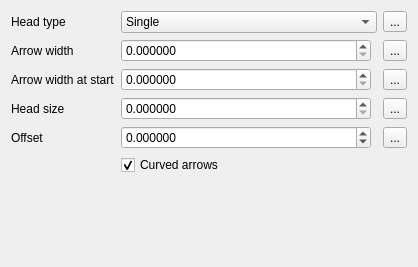
Old version of the form src/ui/symbollayer/qgsarrowsymbollayerwidgetbase.ui in the repository qgis/QGIS.
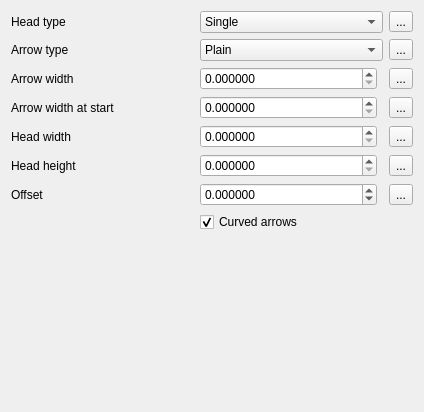
New version of the form. Custom widgets are drawn as their Qt base class.

Commit message:
Arrow symbol layer: halved arrows and head width/height
The head size can now be configured by its width and its height
Arrows can also be rendered as "half arrows"

What changed in the file:
```diff
--- a/src/ui/symbollayer/qgsarrowsymbollayerwidgetbase.ui
+++ b/src/ui/symbollayer/qgsarrowsymbollayerwidgetbase.ui
@@ -6,8 +6,8 @@
    <rect>
     <x>0</x>
     <y>0</y>
-    <width>418</width>
-    <height>267</height>
+    <width>424</width>
+    <height>412</height>
    </rect>
   </property>
   <property name="windowTitle">
@@ -16,22 +16,77 @@
   <property name="toolTip">
    <string>&lt;html&gt;&lt;head/&gt;&lt;body&gt;&lt;p&gt;Symbols clip the geometry to the current canvas extent by default. This could result in undesired renderings for this kind of symbol layer. Make sure to check the corresponding &amp;quot;Clip features to canvas extent&amp;quot; advanced option of the symbol.&lt;/p&gt;&lt;/body&gt;&lt;/html&gt;</string>
   </property>
-  <layout class="QGridLayout" name="gridLayout" columnstretch="0,1,0">
-   <item row="2" column="0">
-    <widget class="QLabel" name="label">
+  <layout class="QGridLayout" name="gridLayout">
+   <item row="0" column="0">
+    <widget class="QLabel" name="label_10">
      <property name="text">
-      <string>Arrow width at start</string>
+      <string>Head type</string>
      </property>
     </widget>
    </item>
-   <item row="2" column="2">
-    <widget class="QgsDataDefinedButton" name="mArrowStartWidthDDBtn">
+   <item row="0" column="1">
+    <widget class="QComboBox" name="mHeadTypeCombo">
+     <item>
+      <property name="text">
+       <string>Single</string>
+      </property>
+     </item>
+     <item>
+      <property name="text">
+       <string>Single, reversed</string>
+      </property>
+     </item>
+     <item>
+      <property name="text">
+       <string>Double</string>
+      </property>
+     </item>
+    </widget>
+   </item>
+   <item row="0" column="2">
+    <widget class="QgsDataDefinedButton" name="mHeadTypeDDBtn">
      <property name="text">
       <string>...</string>
      </property>
     </widget>
    </item>
    <item row="1" column="0">
+    <widget class="QLabel" name="label_3">
+     <property name="text">
+      <string>Arrow type</string>
+     </property>
+    </widget>
+   </item>
+   <item row="1" column="1">
+    <widget class="QComboBox" name="mArrowTypeCombo">
+     <property name="toolTip">
+      <string>&lt;html&gt;&lt;head/&gt;&lt;body&gt;&lt;p&gt;Plain: the arrow will be displayed entirely&lt;/p&gt;&lt;p&gt;Left/Exterior half: only the half of the head that is on the left of the arrow for straight arrows, or the one toward the exterior for curved arrows will be displayed&lt;/p&gt;&lt;p&gt;Right/Interior half: only the half of the head that is on the right of the arrow for straight arrows, or the one toward the interior for curved arrows will be displayed&lt;/p&gt;&lt;/body&gt;&lt;/html&gt;</string>
+     </property>
+     <item>
+      <property name="text">
+       <string>Plain</string>
+      </property>
+     </item>
+     <item>
+      <property name="text">
+       <string>Left/Exterior half</string>
+      </property>
+     </item>
+     <item>
+      <property name="text">
+       <string>Right/Interior half</string>
+      </property>
+     </item>
+    </widget>
+   </item>
+   <item row="1" column="2">
+    <widget class="QgsDataDefinedButton" name="mArrowTypeDDBtn">
+     <property name="text">
+      <string>...</string>
+     </property>
+    </widget>
+   </item>
+   <item row="2" column="0">
     <widget class="QLabel" name="label_8">
      <property name="text">
       <string>Arrow width</string>
@@ -41,14 +96,7 @@
      </property>
     </widget>
    </item>
-   <item row="4" column="2">
-    <widget class="QgsDataDefinedButton" name="mOffsetDDBtn">
-     <property name="text">
-      <string>...</string>
-     </property>
-    </widget>
-   </item>
-   <item row="1" column="1">
+   <item row="2" column="1">
     <layout class="QHBoxLayout" name="horizontalLayout_6">
      <item>
       <widget class="QgsDoubleSpinBox" name="mArrowWidthSpin">
@@ -77,54 +125,60 @@
      </item>
     </layout>
    </item>
+   <item row="2" column="2">
+    <widget class="QgsDataDefinedButton" name="mArrowWidthDDBtn">
+     <property name="text">
+      <string>...</string>
+     </property>
+    </widget>
+   </item>
+   <item row="3" column="0">
+    <widget class="QLabel" name="label">
+     <property name="text">
+      <string>Arrow width at start</string>
+     </property>
+    </widget>
+   </item>
+   <item row="3" column="1">
+    <layout class="QHBoxLayout" name="horizontalLayout_9">
+     <item>
+      <widget class="QgsDoubleSpinBox" name="mArrowStartWidthSpin">
+       <property name="sizePolicy">
+        <sizepolicy hsizetype="Minimum" vsizetype="Fixed">
+         <horstretch>1</horstretch>
+         <verstretch>0</verstretch>
+        </sizepolicy>
+       </property>
+       <property name="decimals">
+        <number>6</number>
+       </property>
+       <property name="maximum">
+        <double>999999999.999999046325684</double>
+       </property>
+       <property name="singleStep">
+        <double>0.200000000000000</double>
+       </property>
+       <property name="showClearButton" stdset="0">
+        <bool>false</bool>
+       </property>
+      </widget>
+     </item>
+     <item>
+      <widget class="QgsUnitSelectionWidget" name="mArrowStartWidthUnitWidget" native="true"/>
+     </item>
+    </layout>
+   </item>
    <item row="3" column="2">
-    <widget class="QgsDataDefinedButton" name="mHeadSizeDDBtn">
+    <widget class="QgsDataDefinedButton" name="mArrowStartWidthDDBtn">
      <property name="text">
       <string>...</string>
      </property>
     </widget>
    </item>
    <item row="4" column="0">
-    <widget class="QLabel" name="label_6">
-     <property name="text">
-      <string>Offset</string>
-     </property>
-     <property name="alignment">
-      <set>Qt::AlignLeading|Qt::AlignLeft|Qt::AlignVCenter</set>
-     </property>
-    </widget>
-   </item>
-   <item row="0" column="0">
-    <widget class="QLabel" name="label_10">
-     <property name="text">
-      <string>Head type</string>
-     </property>
-    </widget>
-   </item>
-   <item row="0" column="2">
-    <widget class="QgsDataDefinedButton" name="mHeadTypeDDBtn">
-     <property name="text">
-      <string>...</string>
-     </property>
-    </widget>
-   </item>
-   <item row="5" column="1">
-    <widget class="QCheckBox" name="mCurvedArrowChck">
-     <property name="text">
-      <string>Curved arrows</string>
-     </property>
-     <property name="checked">
-      <bool>true</bool>
-     </property>
-     <property name="tristate">
-      <bool>false</bool>
-     </property>
-    </widget>
-   </item>
-   <item row="3" column="0">
     <widget class="QLabel" name="label_9">
      <property name="text">
-      <string>Head size</string>
+      <string>Head width</string>
      </property>
      <property name="alignment">
       <set>Qt::AlignLeading|Qt::AlignLeft|Qt::AlignVCenter</set>
@@ -132,6 +186,92 @@
     </widget>
    </item>
    <item row="4" column="1">
+    <layout class="QHBoxLayout" name="horizontalLayout_7">
+     <item>
+      <widget class="QgsDoubleSpinBox" name="mHeadWidthSpin">
+       <property name="sizePolicy">
+        <sizepolicy hsizetype="Minimum" vsizetype="Fixed">
+         <horstretch>1</horstretch>
+         <verstretch>0</verstretch>
+        </sizepolicy>
+       </property>
+       <property name="decimals">
+        <number>6</number>
+       </property>
+       <property name="maximum">
+        <double>999999999.999999046325684</double>
+       </property>
+       <property name="singleStep">
+        <double>0.200000000000000</double>
+       </property>
+       <property name="showClearButton" stdset="0">
+        <bool>false</bool>
+       </property>
+      </widget>
+     </item>
+     <item>
+      <widget class="QgsUnitSelectionWidget" name="mHeadWidthUnitWidget" native="true"/>
+     </item>
+    </layout>
+   </item>
+   <item row="4" column="2">
+    <widget class="QgsDataDefinedButton" name="mHeadWidthDDBtn">
+     <property name="text">
+      <string>...</string>
+     </property>
+    </widget>
+   </item>
+   <item row="5" column="0">
+    <widget class="QLabel" name="label_2">
+     <property name="text">
+      <string>Head height</string>
+     </property>
+    </widget>
+   </item>
+   <item row="5" column="1">
+    <layout class="QHBoxLayout" name="horizontalLayout_2">
+     <item>
+      <widget class="QgsDoubleSpinBox" name="mHeadHeightSpin">
+       <property name="sizePolicy">
+        <sizepolicy hsizetype="Minimum" vsizetype="Fixed">
+         <horstretch>1</horstretch>
+         <verstretch>0</verstretch>
+        </sizepolicy>
+       </property>
+       <property name="decimals">
+        <number>6</number>
+       </property>
+       <property name="maximum">
+        <double>999999999.999999046325684</double>
+       </property>
+       <property name="singleStep">
+        <double>0.200000000000000</double>
+       </property>
+      </widget>
+     </item>
+     <item>
+      <widget class="QgsUnitSelectionWidget" name="mHeadHeightUnitWidget" native="true"/>
+     </item>
+    </layout>
+   </item>
+   <item row="5" column="2">
+    <widget class="QgsDataDefinedButton" name="mHeadHeightDDBtn">
+     <property name="text">
+      <string>...</string>
+     </property>
+    </widget>
+   </item>
+   <item row="6" column="0">
+    <widget class="QLabel" name="label_6">
+     <property name="text">
+      <string>Offset</string>
+     </property>
+     <property name="alignment">
+      <set>Qt::AlignLeading|Qt::AlignLeft|Qt::AlignVCenter</set>
+     </property>
+    </widget>
+   </item>
+   <item row="6" column="1">
     <layout class="QHBoxLayout" name="horizontalLayout">
      <item>
       <widget class="QgsDoubleSpinBox" name="mOffsetSpin">
@@ -164,7 +304,27 @@
      </item>
     </layout>
    </item>
-   <item row="6" column="0">
+   <item row="6" column="2">
+    <widget class="QgsDataDefinedButton" name="mOffsetDDBtn">
+     <property name="text">
+      <string>...</string>
+     </property>
+    </widget>
+   </item>
+   <item row="7" column="1">
+    <widget class="QCheckBox" name="mCurvedArrowChck">
+     <property name="text">
+      <string>Curved arrows</string>
+     </property>
+     <property name="checked">
+      <bool>true</bool>
+     </property>
+     <property name="tristate">
+      <bool>false</bool>
+     </property>
+    </widget>
+   </item>
+   <item row="8" column="0">
     <spacer name="verticalSpacer">
      <property name="orientation">
       <enum>Qt::Vertical</enum>
@@ -177,94 +337,6 @@
      </property>
     </spacer>
    </item>
-   <item row="2" column="1">
-    <layout class="QHBoxLayout" name="horizontalLayout_9">
-     <item>
-      <widget class="QgsDoubleSpinBox" name="mArrowStartWidthSpin">
-       <property name="sizePolicy">
-        <sizepolicy hsizetype="Minimum" vsizetype="Fixed">
-         <horstretch>1</horstretch>
-         <verstretch>0</verstretch>
-        </sizepolicy>
-       </property>
-       <property name="decimals">
-        <number>6</number>
-       </property>
-       <property name="maximum">
-        <double>999999999.999999046325684</double>
-       </property>
-       <property name="singleStep">
-        <double>0.200000000000000</double>
-       </property>
-       <property name="showClearButton" stdset="0">
-        <bool>false</bool>
-       </property>
-      </widget>
-     </item>
-     <item>
-      <widget class="QgsUnitSelectionWidget" name="mArrowStartWidthUnitWidget" native="true"/>
-     </item>
-    </layout>
-   </item>
-   <item row="1" column="2">
-    <widget class="QgsDataDefinedButton" name="mArrowWidthDDBtn">
-     <property name="text">
-      <string>...</string>
-     </property>
-    </widget>
-   </item>
-   <item row="3" column="1">
-    <layout class="QHBoxLayout" name="horizontalLayout_7">
-     <item>
-      <widget class="QgsDoubleSpinBox" name="mHeadSizeSpin">
-       <property name="sizePolicy">
-        <sizepolicy hsizetype="Minimum" vsizetype="Fixed">
-         <horstretch>1</horstretch>
-         <verstretch>0</verstretch>
-        </sizepolicy>
-       </property>
-       <property name="decimals">
-        <number>6</number>
-       </property>
-       <property name="maximum">
-        <double>999999999.999999046325684</double>
-       </property>
-       <property name="singleStep">
-        <double>0.200000000000000</double>
-       </property>
-       <property name="showClearButton" stdset="0">
-        <bool>false</bool>
-       </property>
-      </widget>
-     </item>
-     <item>
-      <widget class="QgsUnitSelectionWidget" name="mHeadSizeUnitWidget" native="true"/>
-     </item>
-    </layout>
-   </item>
-   <item row="0" column="1">
-    <layout class="QHBoxLayout" name="horizontalLayout_8">
-     <item>
-      <widget class="QComboBox" name="mHeadTypeCombo">
-       <item>
-        <property name="text">
-         <string>Single</string>
-        </property>
-       </item>
-       <item>
-        <property name="text">
-         <string>Single, reversed</string>
-        </property>
-       </item>
-       <item>
-        <property name="text">
-         <string>Double</string>
-        </property>
-       </item>
-      </widget>
-     </item>
-    </layout>
-   </item>
   </layout>
  </widget>
  <customwidgets>
```
The commit also changes 9 other files.
